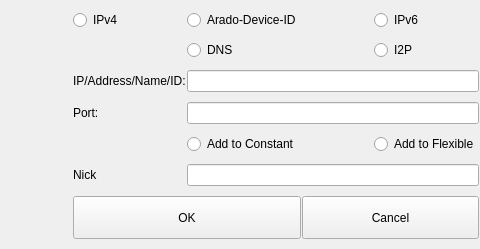
Before: the Qt Designer form ui/address-input.ui in berndhs/arado, drawn with Qt 5.
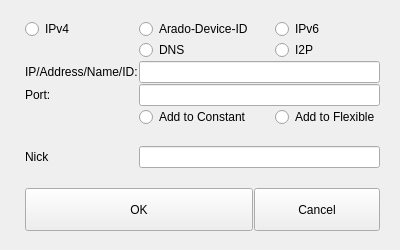
After: the same form once the commit is applied. Icons and pictures are not drawn.

Commit message: better sizers´ behaviour.

Diff of the .ui file:
```diff
--- a/ui/address-input.ui
+++ b/ui/address-input.ui
@@ -6,15 +6,15 @@
    <rect>
     <x>0</x>
     <y>0</y>
-    <width>480</width>
-    <height>249</height>
+    <width>400</width>
+    <height>250</height>
    </rect>
   </property>
   <property name="windowTitle">
    <string>Add Device-IP to start a connection</string>
   </property>
   <layout class="QGridLayout" name="gridLayout">
-   <item row="0" column="4">
+   <item row="1" column="6">
     <widget class="QRadioButton" name="ipv6Button">
      <property name="text">
       <string>IPv6</string>
@@ -24,17 +24,17 @@
      </attribute>
     </widget>
    </item>
-   <item row="8" column="1">
+   <item row="10" column="3">
     <widget class="QLabel" name="label_4">
      <property name="text">
       <string>Nick</string>
      </property>
     </widget>
    </item>
-   <item row="8" column="2" colspan="3">
+   <item row="10" column="4" colspan="3">
     <widget class="QLineEdit" name="nickEdit"/>
    </item>
-   <item row="12" column="3" colspan="2">
+   <item row="14" column="5" colspan="2">
     <widget class="QPushButton" name="cancelButton">
      <property name="minimumSize">
       <size>
@@ -57,7 +57,7 @@
      </property>
     </widget>
    </item>
-   <item row="4" column="4">
+   <item row="5" column="6">
     <widget class="QRadioButton" name="i2pButton">
      <property name="text">
       <string>I2P</string>
@@ -67,7 +67,7 @@
      </attribute>
     </widget>
    </item>
-   <item row="12" column="1" colspan="2">
+   <item row="14" column="3" colspan="2">
     <widget class="QPushButton" name="okButton">
      <property name="minimumSize">
       <size>
@@ -90,7 +90,7 @@
      </property>
     </widget>
    </item>
-   <item row="4" column="2">
+   <item row="5" column="4">
     <widget class="QRadioButton" name="dnsButton">
      <property name="text">
       <string>DNS</string>
@@ -100,43 +100,27 @@
      </attribute>
     </widget>
    </item>
-   <item row="8" column="0">
-    <spacer name="horizontalSpacer">
-     <property name="orientation">
-      <enum>Qt::Horizontal</enum>
-     </property>
-     <property name="sizeType">
-      <enum>QSizePolicy::Minimum</enum>
-     </property>
-     <property name="sizeHint" stdset="0">
-      <size>
-       <width>9</width>
-       <height>20</height>
-      </size>
-     </property>
-    </spacer>
-   </item>
-   <item row="5" column="1">
+   <item row="6" column="3">
     <widget class="QLabel" name="label">
      <property name="text">
       <string>IP/Address/Name/ID:</string>
      </property>
     </widget>
    </item>
-   <item row="5" column="2" colspan="3">
+   <item row="6" column="4" colspan="3">
     <widget class="QLineEdit" name="addressEdit"/>
    </item>
-   <item row="6" column="1">
+   <item row="7" column="3">
     <widget class="QLabel" name="label_2">
      <property name="text">
       <string>Port:</string>
      </property>
     </widget>
    </item>
-   <item row="6" column="2" colspan="3">
+   <item row="7" column="4" colspan="3">
     <widget class="QLineEdit" name="portEdit"/>
    </item>
-   <item row="7" column="2">
+   <item row="8" column="4">
     <widget class="QRadioButton" name="constantButton">
      <property name="text">
       <string>Add to Constant</string>
@@ -146,7 +130,7 @@
      </attribute>
     </widget>
    </item>
-   <item row="7" column="4">
+   <item row="8" column="6">
     <widget class="QRadioButton" name="flexibleButton">
      <property name="text">
       <string>Add to Flexible</string>
@@ -156,7 +140,7 @@
      </attribute>
     </widget>
    </item>
-   <item row="5" column="0">
+   <item row="6" column="2">
     <widget class="QLabel" name="label_3">
      <property name="toolTip">
       <string>Insert IP-Adress and Port of your device you want to connect to. Be sure the port of the remote device is forwarded in the remote Nat/Router.</string>
@@ -169,7 +153,7 @@
      </property>
     </widget>
    </item>
-   <item row="0" column="2">
+   <item row="1" column="4">
     <widget class="QRadioButton" name="deviceidButton">
      <property name="text">
       <string>Arado-Device-ID</string>
@@ -179,7 +163,7 @@
      </attribute>
     </widget>
    </item>
-   <item row="0" column="1">
+   <item row="1" column="3">
     <widget class="QRadioButton" name="ipv4Button">
      <property name="text">
       <string>IPv4</string>
@@ -189,6 +173,90 @@
      </attribute>
     </widget>
    </item>
+   <item row="7" column="7">
+    <spacer name="horizontalSpacer_2">
+     <property name="orientation">
+      <enum>Qt::Horizontal</enum>
+     </property>
+     <property name="sizeType">
+      <enum>QSizePolicy::Fixed</enum>
+     </property>
+     <property name="sizeHint" stdset="0">
+      <size>
+       <width>19</width>
+       <height>20</height>
+      </size>
+     </property>
+    </spacer>
+   </item>
+   <item row="11" column="4">
+    <spacer name="verticalSpacer">
+     <property name="orientation">
+      <enum>Qt::Vertical</enum>
+     </property>
+     <property name="sizeHint" stdset="0">
+      <size>
+       <width>20</width>
+       <height>40</height>
+      </size>
+     </property>
+    </spacer>
+   </item>
+   <item row="9" column="4">
+    <spacer name="verticalSpacer_2">
+     <property name="orientation">
+      <enum>Qt::Vertical</enum>
+     </property>
+     <property name="sizeHint" stdset="0">
+      <size>
+       <width>20</width>
+       <height>40</height>
+      </size>
+     </property>
+    </spacer>
+   </item>
+   <item row="0" column="4">
+    <spacer name="verticalSpacer_3">
+     <property name="orientation">
+      <enum>Qt::Vertical</enum>
+     </property>
+     <property name="sizeHint" stdset="0">
+      <size>
+       <width>20</width>
+       <height>40</height>
+      </size>
+     </property>
+    </spacer>
+   </item>
+   <item row="15" column="5">
+    <spacer name="verticalSpacer_4">
+     <property name="orientation">
+      <enum>Qt::Vertical</enum>
+     </property>
+     <property name="sizeHint" stdset="0">
+      <size>
+       <width>20</width>
+       <height>40</height>
+      </size>
+     </property>
+    </spacer>
+   </item>
+   <item row="6" column="1">
+    <spacer name="horizontalSpacer">
+     <property name="orientation">
+      <enum>Qt::Horizontal</enum>
+     </property>
+     <property name="sizeType">
+      <enum>QSizePolicy::Minimum</enum>
+     </property>
+     <property name="sizeHint" stdset="0">
+      <size>
+       <width>9</width>
+       <height>20</height>
+      </size>
+     </property>
+    </spacer>
+   </item>
   </layout>
  </widget>
  <layoutdefault spacing="1" margin="1"/>
```
